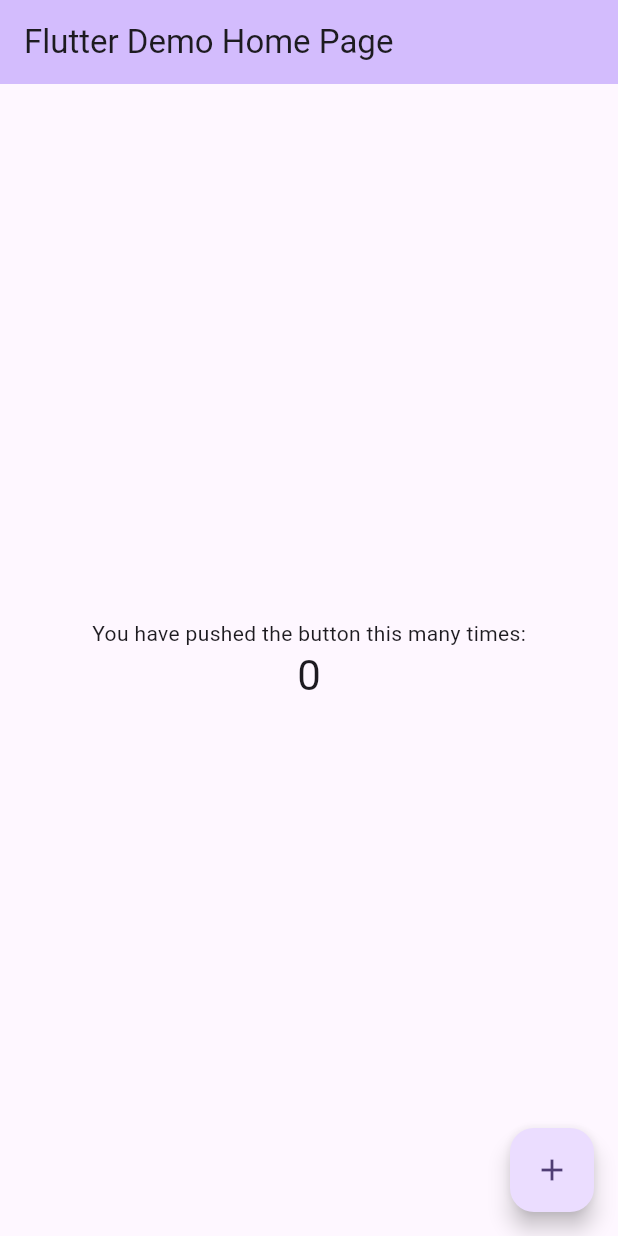
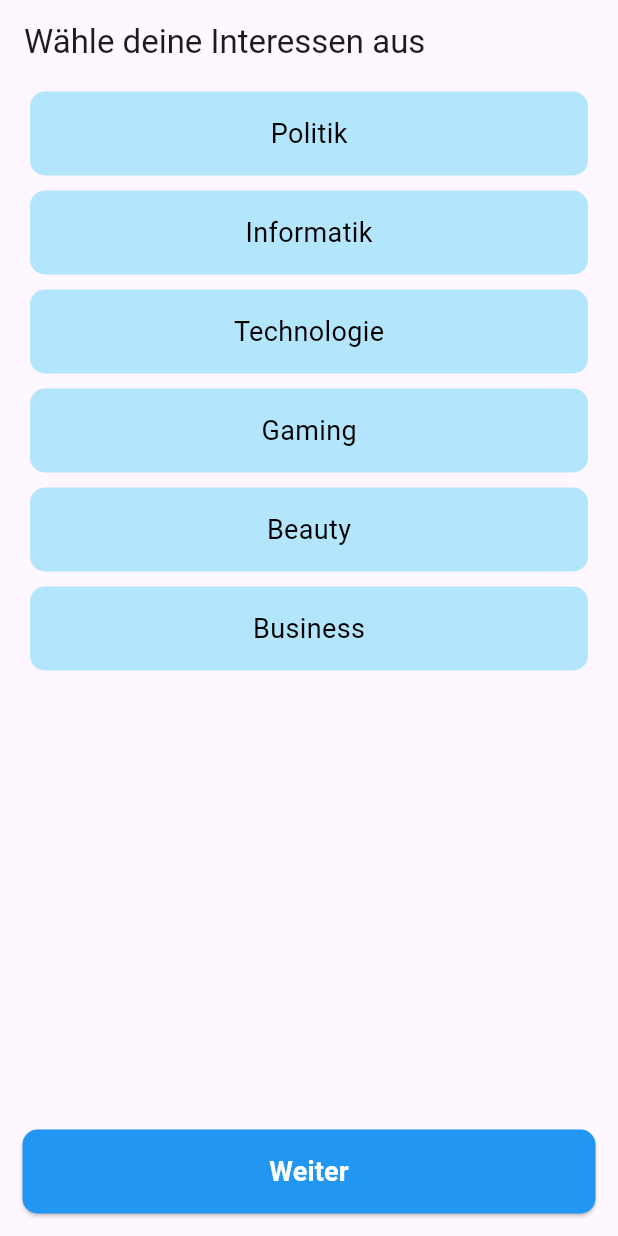
Before and after one commit to MohannadAlturk/news_app, a Flutter app: the screen it shows after launch, on a phone screen of 412 x 824 dp. Run offline on Flutter 3.47's test engine with Material 3 defaults, Android fonts, the phone set to English and light mode, and no system bars.

Commit message:
added interests screen, implemented selection logic

```diff
--- a/lib/main.dart
+++ b/lib/main.dart
@@ -1,4 +1,5 @@
 import 'package:flutter/material.dart';
+import 'screens/interests_screen.dart';
 
 void main() {
   runApp(const MyApp());
@@ -7,119 +8,14 @@ void main() {
 class MyApp extends StatelessWidget {
   const MyApp({super.key});
 
-  // This widget is the root of your application.
   @override
   Widget build(BuildContext context) {
     return MaterialApp(
-      title: 'Flutter Demo',
+      title: 'News App',
       theme: ThemeData(
-        // This is the theme of your application. D
-        //
-        // TRY THIS: Try running your application with "flutter run". You'll see
-        // the application has a purple toolbar. Then, without quitting the app,
-        // try changing the seedColor in the colorScheme below to Colors.green
-        // and then invoke "hot reload" (save your changes or press the "hot
-        // reload" button in a Flutter-supported IDE, or press "r" if you used
-        // the command line to start the app).
-        //
-        // Notice that the counter didn't reset back to zero; the application
-        // state is not lost during the reload. To reset the state, use hot
-        // restart instead.
-        //
-        // This works for code too, not just values: Most code changes can be
-        // tested with just a hot reload.
-        colorScheme: ColorScheme.fromSeed(seedColor: Colors.deepPurple),
-        useMaterial3: true,
+        primarySwatch: Colors.blue,
       ),
-      home: const MyHomePage(title: 'Flutter Demo Home Page'),
+      home: InterestsScreen(),
     );
   }
 }
-
-class MyHomePage extends StatefulWidget {
-  const MyHomePage({super.key, required this.title});
-
-  // This widget is the home page of your application. It is stateful, meaning
-  // that it has a State object (defined below) that contains fields that affect
-  // how it looks.
-
-  // This class is the configuration for the state. It holds the values (in this
-  // case the title) provided by the parent (in this case the App widget) and
-  // used by the build method of the State. Fields in a Widget subclass are
-  // always marked "final".
-
-  final String title;
-
-  @override
-  State<MyHomePage> createState() => _MyHomePageState();
-}
-
-class _MyHomePageState extends State<MyHomePage> {
-  int _counter = 0;
-
-  void _incrementCounter() {
-    setState(() {
-      // This call to setState tells the Flutter framework that something has
-      // changed in this State, which causes it to rerun the build method below
-      // so that the display can reflect the updated values. If we changed
-      // _counter without calling setState(), then the build method would not be
-      // called again, and so nothing would appear to happen.
-      _counter++;
-    });
-  }
-
-  @override
-  Widget build(BuildContext context) {
-    // This method is rerun every time setState is called, for instance as done
-    // by the _incrementCounter method above.
-    //
-    // The Flutter framework has been optimized to make rerunning build methods
-    // fast, so that you can just rebuild anything that needs updating rather
-    // than having to individually change instances of widgets.
-    return Scaffold(
-      appBar: AppBar(
-        // TRY THIS: Try changing the color here to a specific color (to
-        // Colors.amber, perhaps?) and trigger a hot reload to see the AppBar
-        // change color while the other colors stay the same.
-        backgroundColor: Theme.of(context).colorScheme.inversePrimary,
-        // Here we take the value from the MyHomePage object that was created by
-        // the App.build method, and use it to set our appbar title.
-        title: Text(widget.title),
-      ),
-      body: Center(
-        // Center is a layout widget. It takes a single child and positions it
-        // in the middle of the parent.
-        child: Column(
-          // Column is also a layout widget. It takes a list of children and
-          // arranges them vertically. By default, it sizes itself to fit its
-          // children horizontally, and tries to be as tall as its parent.
-          //
-          // Column has various properties to control how it sizes itself and
-          // how it positions its children. Here we use mainAxisAlignment to
-          // center the children vertically; the main axis here is the vertical
-          // axis because Columns are vertical (the cross axis would be
-          // horizontal).
-          //
-          // TRY THIS: Invoke "debug painting" (choose the "Toggle Debug Paint"
-          // action in the IDE, or press "p" in the console), to see the
-          // wireframe for each widget.
-          mainAxisAlignment: MainAxisAlignment.center,
-          children: <Widget>[
-            const Text(
-              'You have pushed the button this many times:',
-            ),
-            Text(
-              '$_counter',
-              style: Theme.of(context).textTheme.headlineMedium,
-            ),
-          ],
-        ),
-      ),
-      floatingActionButton: FloatingActionButton(
-        onPressed: _incrementCounter,
-        tooltip: 'Increment',
-        child: const Icon(Icons.add),
-      ), // This trailing comma makes auto-formatting nicer for build methods.
-    );
-  }
-}
--- /dev/null
+++ b/lib/screens/interests_screen.dart
@@ -0,0 +1,65 @@
+import 'package:flutter/material.dart';
+import '../widgets/interest_tile.dart';
+import '../view_models/interests_view_model.dart';
+
+class InterestsScreen extends StatefulWidget {
+  const InterestsScreen({super.key});
+
+  @override
+  _InterestsScreenState createState() => _InterestsScreenState();
+}
+
+class _InterestsScreenState extends State<InterestsScreen> {
+  final InterestsViewModel viewModel = InterestsViewModel();
+
+  @override
+  Widget build(BuildContext context) {
+    return Scaffold(
+      appBar: AppBar(
+        title: const Text('Wähle deine Interessen aus'),
+      ),
+      body: ListView.builder(
+        itemCount: viewModel.interests.length,
+        itemBuilder: (context, index) {
+          String interest = viewModel.interests[index];
+          bool isSelected = viewModel.selectedInterests.contains(interest);
+          return InterestTile(
+            interest: interest,
+            isSelected: isSelected,
+            onTap: () {
+              setState(() {
+                viewModel.toggleInterest(interest);
+              });
+            },
+          );
+        },
+      ),
+      bottomNavigationBar: Padding(
+        padding: const EdgeInsets.all(15.0),
+        child: SizedBox(
+          width: double.infinity,
+          child: ElevatedButton(
+            style: ElevatedButton.styleFrom(
+              padding: const EdgeInsets.symmetric(vertical: 15),
+              backgroundColor: Colors.blue, // Background color of "Weiter" button
+              shape: RoundedRectangleBorder(
+                borderRadius: BorderRadius.circular(10),
+              ),
+            ),
+            onPressed: () {
+              print('Selected interests: ${viewModel.selectedInterests}');
+            },
+            child: const Text(
+              'Weiter',
+              style: TextStyle(
+                fontSize: 18,
+                fontWeight: FontWeight.bold,
+                color: Colors.white
+              ),
+            ),
+          ),
+        ),
+      ),
+    );
+  }
+}
--- /dev/null
+++ b/lib/view_models/interests_view_model.dart
@@ -0,0 +1,23 @@
+class InterestsViewModel {
+  // List of interests
+  List<String> interests = [
+    'Politik',
+    'Informatik',
+    'Technologie',
+    'Gaming',
+    'Beauty',
+    'Business'
+  ];
+
+  // Track selected interests
+  List<String> selectedInterests = [];
+
+  // Toggle interest selection
+  void toggleInterest(String interest) {
+    if (selectedInterests.contains(interest)) {
+      selectedInterests.remove(interest);
+    } else {
+      selectedInterests.add(interest);
+    }
+  }
+}
--- /dev/null
+++ b/lib/widgets/interest_tile.dart
@@ -0,0 +1,45 @@
+import 'package:flutter/material.dart';
+
+class InterestTile extends StatelessWidget {
+  final String interest;
+  final bool isSelected;
+  final VoidCallback onTap;
+
+  const InterestTile({super.key,
+    required this.interest,
+    required this.isSelected,
+    required this.onTap,
+  });
+
+  @override
+  Widget build(BuildContext context) {
+    return GestureDetector(
+      onTap: onTap,
+      child: Container(
+        margin: const EdgeInsets.symmetric(vertical: 5, horizontal: 20),
+        padding: const EdgeInsets.all(15),
+        decoration: BoxDecoration(
+          color: isSelected ? Colors.blue[300] : Colors.lightBlue[100],
+          borderRadius: BorderRadius.circular(10),
+          boxShadow: [
+            if (isSelected)
+              BoxShadow(
+                color: Colors.blue.withOpacity(0.5),
+                spreadRadius: 3,
+                blurRadius: 5,
+              ),
+          ],
+        ),
+        child: Center(
+          child: Text(
+            interest,
+            style: const TextStyle(
+              color: Colors.black,
+              fontSize: 18,
+            ),
+          ),
+        ),
+      ),
+    );
+  }
+}
```
